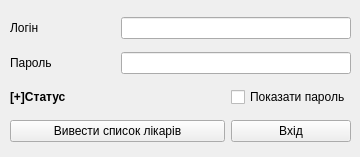
The window that login.ui (Shadowfank/ClinicRegistry) describes before a commit, drawn with Qt 5.
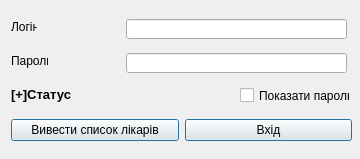
The same window after the commit.

```diff
--- a/login.ui
+++ b/login.ui
@@ -7,76 +7,125 @@
     <x>0</x>
     <y>0</y>
     <width>360</width>
-    <height>157</height>
+    <height>159</height>
    </rect>
   </property>
   <property name="windowTitle">
    <string>Вхід</string>
   </property>
-  <widget class="QWidget" name="layoutWidget">
+  <widget class="QLabel" name="label">
    <property name="geometry">
     <rect>
-     <x>10</x>
-     <y>10</y>
+     <x>11</x>
+     <y>19</y>
+     <width>26</width>
+     <height>16</height>
+    </rect>
+   </property>
+   <property name="text">
+    <string>Логін</string>
+   </property>
+  </widget>
+  <widget class="QLabel" name="label_2">
+   <property name="geometry">
+    <rect>
+     <x>11</x>
+     <y>53</y>
+     <width>37</width>
+     <height>16</height>
+    </rect>
+   </property>
+   <property name="text">
+    <string>Пароль</string>
+   </property>
+  </widget>
+  <widget class="QWidget" name="">
+   <property name="geometry">
+    <rect>
+     <x>11</x>
+     <y>118</y>
      <width>341</width>
-     <height>141</height>
+     <height>25</height>
     </rect>
    </property>
-   <layout class="QGridLayout" name="gridLayout">
-    <item row="0" column="0">
-     <widget class="QLabel" name="label">
-      <property name="text">
-       <string>Логін</string>
-      </property>
-     </widget>
-    </item>
-    <item row="0" column="1" colspan="2">
-     <widget class="QLineEdit" name="lineEdit_username"/>
-    </item>
-    <item row="1" column="0">
-     <widget class="QLabel" name="label_2">
-      <property name="text">
-       <string>Пароль</string>
-      </property>
-     </widget>
-    </item>
-    <item row="1" column="1" colspan="2">
-     <widget class="QLineEdit" name="lineEdit_password">
-      <property name="echoMode">
-       <enum>QLineEdit::Password</enum>
-      </property>
-     </widget>
-    </item>
-    <item row="2" column="2">
-     <widget class="QCheckBox" name="show_pass">
-      <property name="text">
-       <string>Показати пароль</string>
-      </property>
-     </widget>
-    </item>
-    <item row="3" column="2">
-     <widget class="QPushButton" name="login_Button">
-      <property name="text">
-       <string>Вхід</string>
-      </property>
-     </widget>
-    </item>
-    <item row="3" column="0" colspan="2">
+   <layout class="QHBoxLayout" name="horizontalLayout">
+    <item>
      <widget class="QPushButton" name="Guest_Button">
       <property name="text">
        <string>Вивести список лікарів</string>
       </property>
+      <property name="autoDefault">
+       <bool>true</bool>
+      </property>
+      <property name="default">
+       <bool>true</bool>
+      </property>
      </widget>
     </item>
-    <item row="2" column="0">
-     <widget class="QLabel" name="dbstatus">
+    <item>
+     <widget class="QPushButton" name="login_Button">
       <property name="text">
-       <string>&lt;html&gt;&lt;head/&gt;&lt;body&gt;&lt;p&gt;&lt;span style=&quot; font-weight:600;&quot;&gt;[+]Статус&lt;/span&gt;&lt;/p&gt;&lt;/body&gt;&lt;/html&gt;</string>
+       <string>Вхід</string>
+      </property>
+      <property name="autoDefault">
+       <bool>true</bool>
+      </property>
+      <property name="default">
+       <bool>true</bool>
       </property>
      </widget>
     </item>
    </layout>
   </widget>
+  <widget class="QLabel" name="dbstatus">
+   <property name="geometry">
+    <rect>
+     <x>11</x>
+     <y>87</y>
+     <width>221</width>
+     <height>16</height>
+    </rect>
+   </property>
+   <property name="text">
+    <string>&lt;html&gt;&lt;head/&gt;&lt;body&gt;&lt;p&gt;&lt;span style=&quot; font-size:10pt; font-weight:600;&quot;&gt;[+]Статус&lt;/span&gt;&lt;/p&gt;&lt;/body&gt;&lt;/html&gt;</string>
+   </property>
+  </widget>
+  <widget class="QCheckBox" name="show_pass">
+   <property name="geometry">
+    <rect>
+     <x>240</x>
+     <y>87</y>
+     <width>110</width>
+     <height>17</height>
+    </rect>
+   </property>
+   <property name="text">
+    <string>Показати пароль</string>
+   </property>
+  </widget>
+  <widget class="QLineEdit" name="lineEdit_password">
+   <property name="geometry">
+    <rect>
+     <x>126</x>
+     <y>53</y>
+     <width>221</width>
+     <height>20</height>
+    </rect>
+   </property>
+   <property name="echoMode">
+    <enum>QLineEdit::Password</enum>
+   </property>
+  </widget>
+  <widget class="QLineEdit" name="lineEdit_username">
+   <property name="geometry">
+    <rect>
+     <x>126</x>
+     <y>19</y>
+     <width>221</width>
+     <height>20</height>
+    </rect>
+   </property>
+  </widget>
  </widget>
  <resources/>
  <connections/>
```
Left out of the diff: 7 changed lines with no effect on the pictures.
